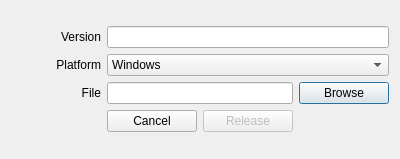
Above: HaiBeiDanCiManager/releaseupgraderdialog.ui from HuangHuafeng/repeat before the change. Below: the same form after it.
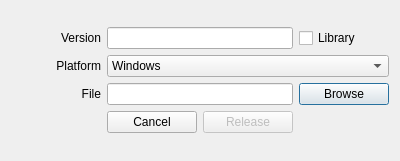
That is the form after the change.

The edit to the form file:
```diff
--- a/HaiBeiDanCiManager/releaseupgraderdialog.ui
+++ b/HaiBeiDanCiManager/releaseupgraderdialog.ui
@@ -7,7 +7,7 @@
     <x>0</x>
     <y>0</y>
     <width>400</width>
-    <height>159</height>
+    <height>161</height>
    </rect>
   </property>
   <property name="windowTitle">
@@ -65,9 +65,6 @@
        </item>
       </widget>
      </item>
-     <item row="0" column="1" colspan="3">
-      <widget class="QLineEdit" name="leVersion"/>
-     </item>
      <item row="2" column="3">
       <widget class="QPushButton" name="pbBrowse">
        <property name="text">
@@ -95,6 +92,16 @@
        </property>
       </widget>
      </item>
+     <item row="0" column="1" colspan="2">
+      <widget class="QLineEdit" name="leVersion"/>
+     </item>
+     <item row="0" column="3">
+      <widget class="QCheckBox" name="cbIsLibPart">
+       <property name="text">
+        <string>Library</string>
+       </property>
+      </widget>
+     </item>
     </layout>
    </item>
   </layout>
```
